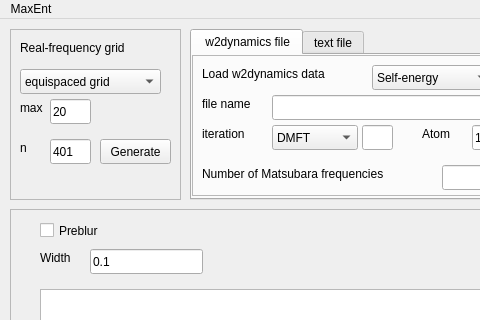
First picture: the form in gui/maxent_ui.ui, repository josefkaufmann/ana_cont, before the edit; both pictures show x 0 to 480 and y 0 to 320 of the 760 by 633 pixel window.
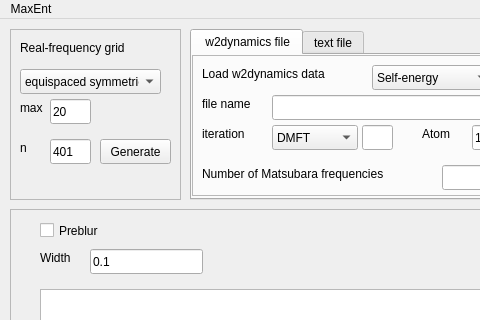
Second picture: the form after the edit.

Commit message: more systematic names for real-freq. grid types

Patch:
```diff
--- a/gui/maxent_ui.ui
+++ b/gui/maxent_ui.ui
@@ -88,7 +88,7 @@
      </property>
      <item>
       <property name="text">
-       <string>equispaced grid</string>
+       <string>equispaced symmetric</string>
       </property>
      </item>
      <item>
```
Left out of the diff: 2 changed lines with no effect on the pictures. The commit also changes 4 other files.
